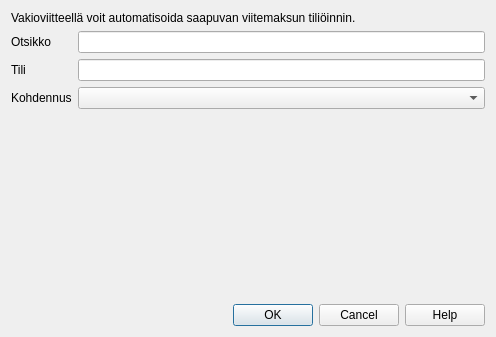
First picture: the form in kitsas/laskutus/vakioviite/vakioviitedlg.ui, repository artoh/kitupiikki, before the edit.
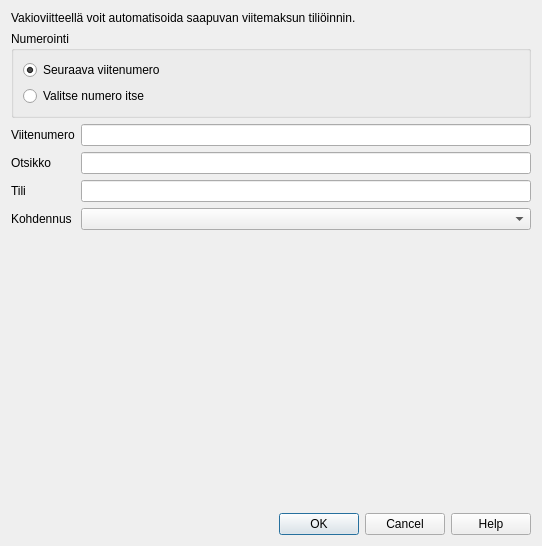
Second picture: the form after the edit. Custom widgets are drawn as their Qt base class.

Commit message: #772 Vakioviitteen voi valita itse

```diff
--- a/kitsas/laskutus/vakioviite/vakioviitedlg.ui
+++ b/kitsas/laskutus/vakioviite/vakioviitedlg.ui
@@ -6,14 +6,14 @@
    <rect>
     <x>0</x>
     <y>0</y>
-    <width>496</width>
-    <height>337</height>
+    <width>542</width>
+    <height>546</height>
    </rect>
   </property>
   <property name="windowTitle">
    <string>Vakioviite</string>
   </property>
-  <layout class="QVBoxLayout" name="verticalLayout">
+  <layout class="QVBoxLayout" name="verticalLayout_2">
    <item>
     <widget class="QLabel" name="label">
      <property name="text">
@@ -24,9 +24,38 @@
      </property>
     </widget>
    </item>
+   <item>
+    <widget class="QGroupBox" name="numerointiGroup">
+     <property name="title">
+      <string>Numerointi</string>
+     </property>
+     <layout class="QVBoxLayout" name="verticalLayout">
+      <item>
+       <widget class="QRadioButton" name="seuraavaRadio">
+        <property name="text">
+         <string>Seuraava viitenumero</string>
+        </property>
+        <property name="checked">
+         <bool>true</bool>
+        </property>
+       </widget>
+      </item>
+      <item>
+       <widget class="QRadioButton" name="valitseRadio">
+        <property name="text">
+         <string>Valitse numero itse</string>
+        </property>
+        <property name="autoRepeat">
+         <bool>false</bool>
+        </property>
+       </widget>
+      </item>
+     </layout>
+    </widget>
+   </item>
    <item>
     <layout class="QFormLayout" name="formLayout">
-     <item row="0" column="0">
+     <item row="1" column="0">
       <widget class="QLabel" name="label_2">
        <property name="text">
         <string>Otsikko</string>
@@ -36,10 +65,10 @@
        </property>
       </widget>
      </item>
-     <item row="0" column="1">
+     <item row="1" column="1">
       <widget class="QLineEdit" name="otsikkoEdit"/>
      </item>
-     <item row="1" column="0">
+     <item row="2" column="0">
       <widget class="QLabel" name="label_3">
        <property name="text">
         <string>Tili</string>
@@ -49,10 +78,10 @@
        </property>
       </widget>
      </item>
-     <item row="1" column="1">
+     <item row="2" column="1">
       <widget class="TilinvalintaLine" name="tiliEdit"/>
      </item>
-     <item row="2" column="0">
+     <item row="3" column="0">
       <widget class="QLabel" name="label_4">
        <property name="text">
         <string>Kohdennus</string>
@@ -62,9 +91,23 @@
        </property>
       </widget>
      </item>
-     <item row="2" column="1">
+     <item row="3" column="1">
       <widget class="KohdennusCombo" name="kohdennusCombo"/>
      </item>
+     <item row="0" column="0">
+      <widget class="QLabel" name="viiteLabel">
+       <property name="text">
+        <string>Viitenumero</string>
+       </property>
+      </widget>
+     </item>
+     <item row="0" column="1">
+      <widget class="QLineEdit" name="viiteEdit">
+       <property name="text">
+        <string/>
+       </property>
+      </widget>
+     </item>
     </layout>
    </item>
    <item>
```
The commit also changes 14 other files.
